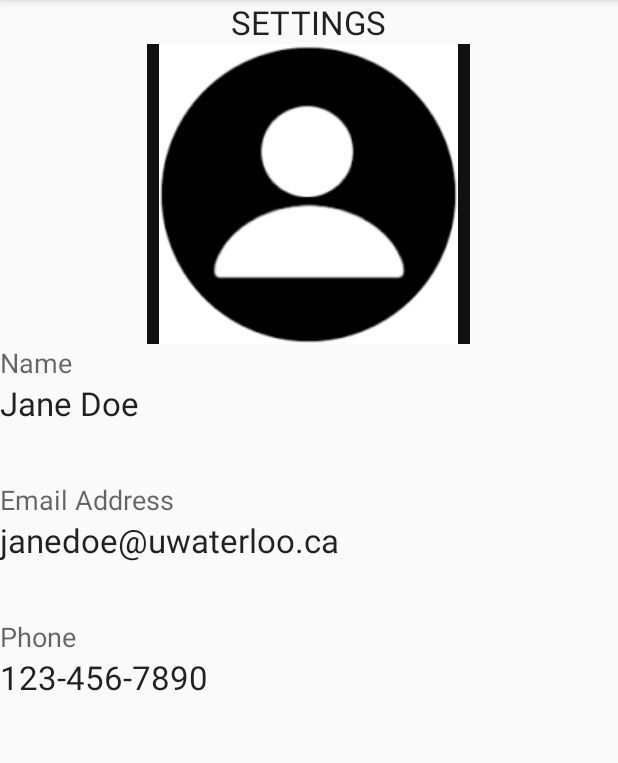
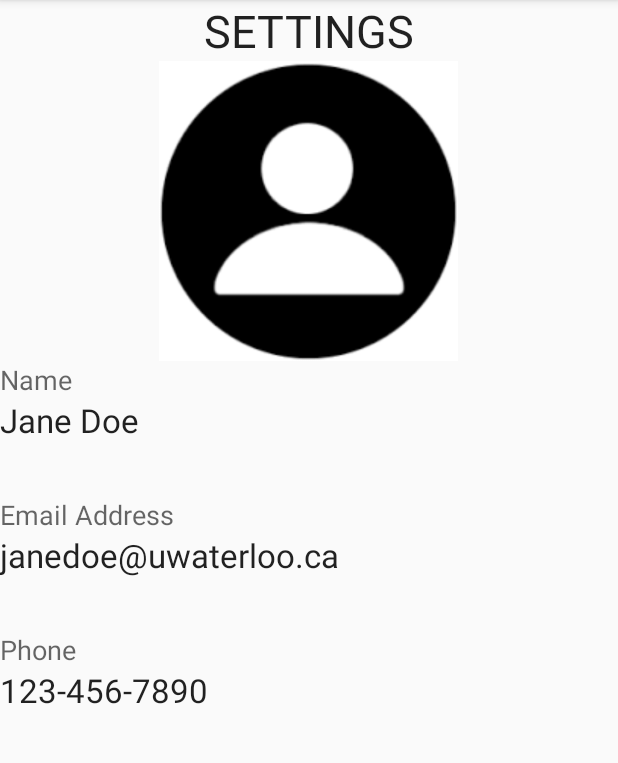
Before and after one commit to hsennik/SubLit, an Android app: the SettingsActivity screen opened directly, with no data from a screen before it, on a phone screen of 412 x 824 dp, the part 84-847 px from its top. Run offline under Robolectric (Android 15) with nearby library versions, the phone set to English and light mode, and no system bars.

Commit message:
small changesupdate to settings and mypostings

```diff
--- a/app/src/main/res/layout/activity_mypostings.xml
+++ b/app/src/main/res/layout/activity_mypostings.xml
@@ -18,7 +18,7 @@
         android:layout_width="match_parent"
         android:layout_height="wrap_content"
         android:text="SUBLET 1"
-        android:id="@+id/button9"
+        android:id="@+id/mysublet_button"
         android:layout_gravity="center_horizontal"
         android:layout_weight="0.22" />
 
--- a/app/src/main/res/layout/activity_settings.xml
+++ b/app/src/main/res/layout/activity_settings.xml
@@ -10,14 +10,14 @@
         android:textAppearance="?android:attr/textAppearanceLarge"
         android:text="SETTINGS"
         android:id="@+id/textView8"
-        android:layout_gravity="center_horizontal" />
+        android:layout_gravity="center_horizontal"
+        android:textSize="30dp" />
 
     <ImageView
         android:layout_width="215dp"
         android:layout_height="200dp"
         android:id="@+id/imageView2"
         android:layout_gravity="center_horizontal"
-        android:background="#111111"
         android:src="@drawable/profile" />
 
     <TextView
@@ -57,6 +57,11 @@
         android:text="Phone"
         android:id="@+id/textView19" />
 
+    <TableRow
+        android:layout_width="match_parent"
+        android:layout_height="wrap_content"
+        android:layout_gravity="right"></TableRow>
+
     <TextView
         android:layout_width="wrap_content"
         android:layout_height="wrap_content"
```
Also changed, not shown: app/src/main/java/com/example/easysub/MyPostingsActivity.java (+8 -0 lines).
